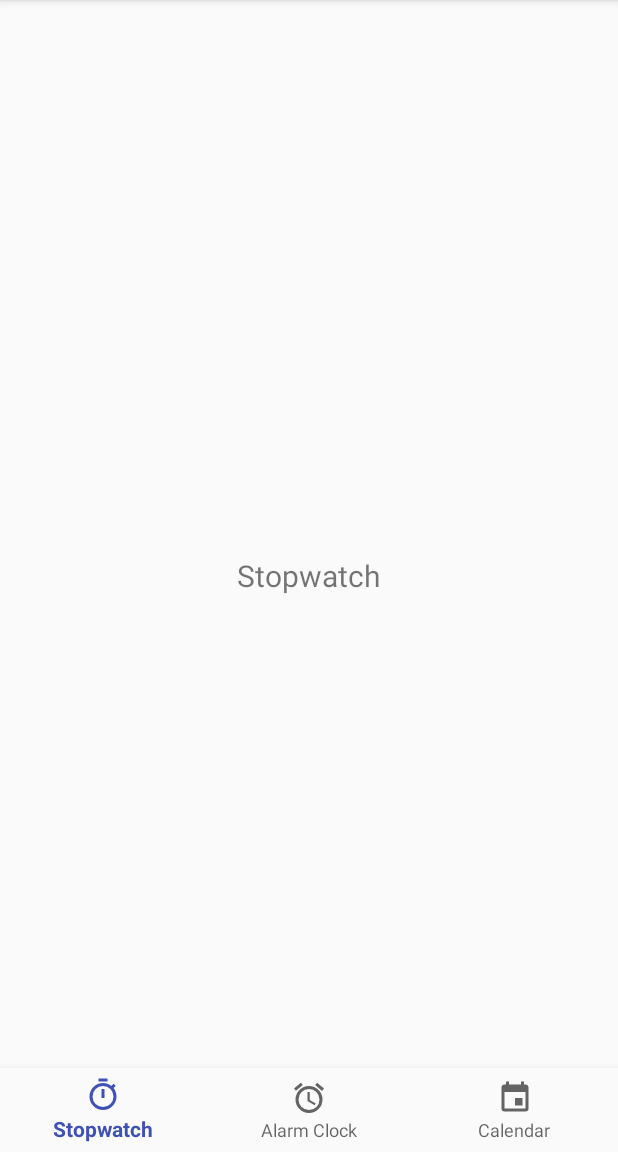
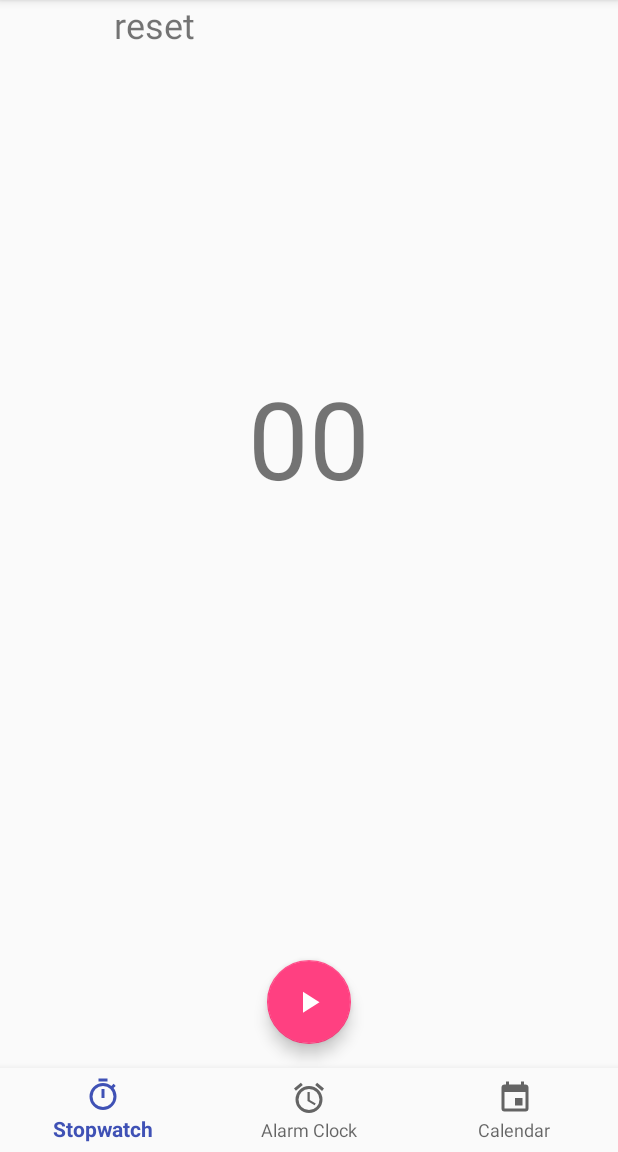
Before and after one commit to gutsul/TimeApp, an Android app: the screen it shows after launch (MainActivity), on a phone screen of 412 x 824 dp, the part 84-1236 px from its top. Run offline under Robolectric (Android 15) with nearby library versions, the phone set to English and light mode, and no system bars; our stand-ins replace ButterKnife.

Commit message:
Added stopwatch layout.

```diff
--- /dev/null
+++ b/app/src/main/java/com/vint/timeapp/view/StopWatchView.java
@@ -0,0 +1,15 @@
+package com.vint.timeapp.view;
+
+/**
+ * Created by ygrigortsevich on 08.03.17.
+ */
+
+public interface StopWatchView extends BaseView {
+
+    void start();
+
+    void pause();
+
+    void reset();
+
+}
--- /dev/null
+++ b/app/src/main/res/drawable/ic_pause_24dp.xml
@@ -0,0 +1,8 @@
+<!-- drawaic_pause_24dp.xml24dpause.xml -->
+<vector xmlns:android="http://schemas.android.com/apk/res/android"
+    android:height="24dp"
+    android:width="24dp"
+    android:viewportWidth="24"
+    android:viewportHeight="24">
+    <path android:fillColor="#000" android:pathData="M14,19H18V5H14M6,19H10V5H6V19Z" />
+</vector>
--- /dev/null
+++ b/app/src/main/res/drawable/ic_play_24dp.xml
@@ -0,0 +1,8 @@
+<!-- drawaic_play_24dp.xml24dpplay.xml -->
+<vector xmlns:android="http://schemas.android.com/apk/res/android"
+    android:height="24dp"
+    android:width="24dp"
+    android:viewportWidth="24"
+    android:viewportHeight="24">
+    <path android:fillColor="#000" android:pathData="M8,5.14V19.14L19,12.14L8,5.14Z" />
+</vector>
--- a/app/src/main/res/layout/activity_main.xml
+++ b/app/src/main/res/layout/activity_main.xml
@@ -1,5 +1,5 @@
 <?xml version="1.0" encoding="utf-8"?>
-<android.support.constraint.ConstraintLayout xmlns:android="http://schemas.android.com/apk/res/android"
+<RelativeLayout xmlns:android="http://schemas.android.com/apk/res/android"
     xmlns:app="http://schemas.android.com/apk/res-auto"
     xmlns:tools="http://schemas.android.com/tools"
     android:id="@+id/container"
@@ -11,19 +11,14 @@
         android:id="@+id/content"
         android:layout_width="match_parent"
         android:layout_height="match_parent"
-        app:layout_constraintBottom_toTopOf="@+id/navigation">
-    </FrameLayout>
+        android:layout_above="@id/navigation"/>
 
     <android.support.design.widget.BottomNavigationView
         android:id="@+id/navigation"
-        android:layout_width="0dp"
+        android:layout_width="match_parent"
         android:layout_height="wrap_content"
-        android:layout_marginEnd="0dp"
-        android:layout_marginStart="0dp"
+        android:layout_alignParentBottom="true"
         android:background="?android:attr/windowBackground"
-        app:layout_constraintBottom_toBottomOf="parent"
-        app:layout_constraintLeft_toLeftOf="parent"
-        app:layout_constraintRight_toRightOf="parent"
         app:menu="@menu/navigation" />
 
-</android.support.constraint.ConstraintLayout>
+</RelativeLayout>
--- a/app/src/main/res/layout/fragment_stopwatch.xml
+++ b/app/src/main/res/layout/fragment_stopwatch.xml
@@ -1,12 +1,47 @@
 <?xml version="1.0" encoding="utf-8"?>
-<RelativeLayout xmlns:android="http://schemas.android.com/apk/res/android"
+<android.support.constraint.ConstraintLayout xmlns:android="http://schemas.android.com/apk/res/android"
+    xmlns:app="http://schemas.android.com/apk/res-auto"
     android:layout_width="match_parent"
     android:layout_height="match_parent">
 
     <TextView
+        android:id="@+id/stopwatch"
         android:layout_width="wrap_content"
         android:layout_height="wrap_content"
-        android:layout_centerInParent="true"
-        android:text="@string/title_stopwatch"
-        android:textSize="20sp" />
-</RelativeLayout>
+        android:layout_marginBottom="16dp"
+        android:text="00"
+        android:textSize="72sp"
+        app:layout_constraintBottom_toTopOf="@+id/horizontal"
+        app:layout_constraintLeft_toLeftOf="parent"
+        app:layout_constraintRight_toRightOf="parent" />
+
+    <android.support.constraint.Guideline
+        android:id="@+id/horizontal"
+        android:layout_width="wrap_content"
+        android:layout_height="wrap_content"
+        android:orientation="horizontal"
+        app:layout_constraintGuide_percent="0.5" />
+
+
+    <TextView
+        android:id="@+id/reset"
+        android:layout_width="wrap_content"
+        android:layout_height="wrap_content"
+        android:layout_marginEnd="48dp"
+        android:text="@string/title_reset"
+        android:textSize="24dp"
+        app:layout_constraintRight_toLeftOf="@id/startOrPause"
+        android:layout_marginRight="48dp" />
+
+    <android.support.design.widget.FloatingActionButton
+        android:id="@+id/startOrPause"
+        android:layout_width="wrap_content"
+        android:layout_height="0dp"
+        android:layout_marginBottom="16dp"
+        android:tint="#fff"
+        app:layout_constraintBottom_toBottomOf="parent"
+        app:layout_constraintLeft_toLeftOf="parent"
+        app:layout_constraintRight_toRightOf="parent"
+        app:srcCompat="@drawable/ic_play_24dp" />
+
+</android.support.constraint.ConstraintLayout>
--- a/app/src/main/res/values/strings.xml
+++ b/app/src/main/res/values/strings.xml
@@ -3,4 +3,5 @@
     <string name="title_stopwatch">Stopwatch</string>
     <string name="title_alarm_clock">Alarm Clock</string>
     <string name="title_calendar">Calendar</string>
+    <string name="title_reset">reset</string>
 </resources>
```
